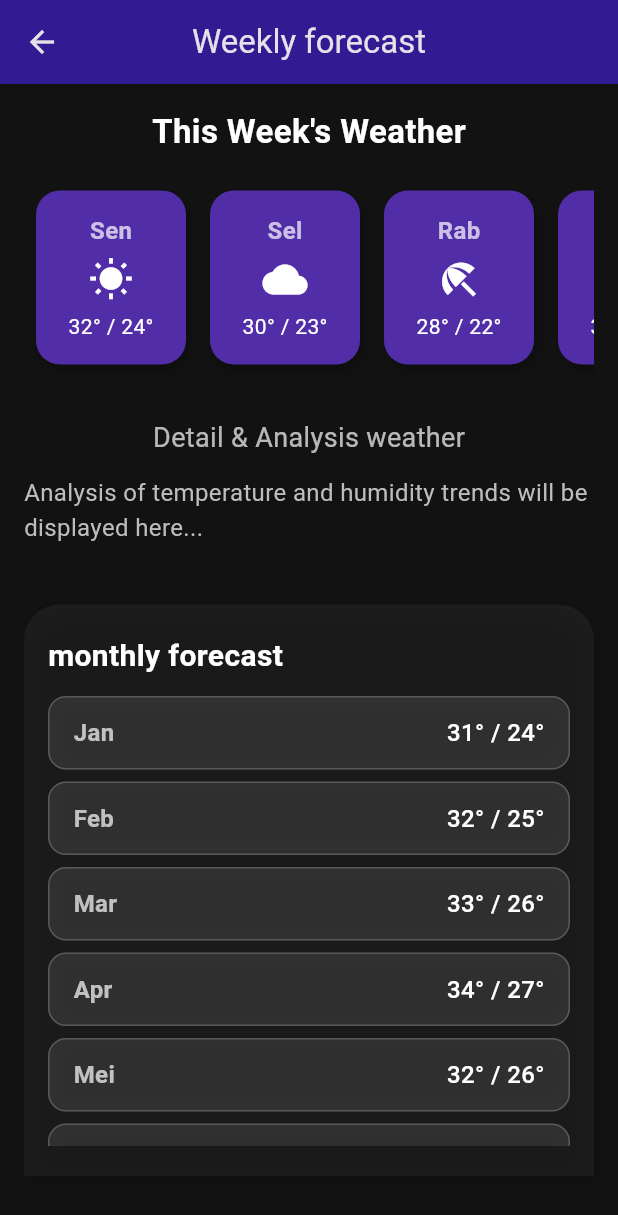
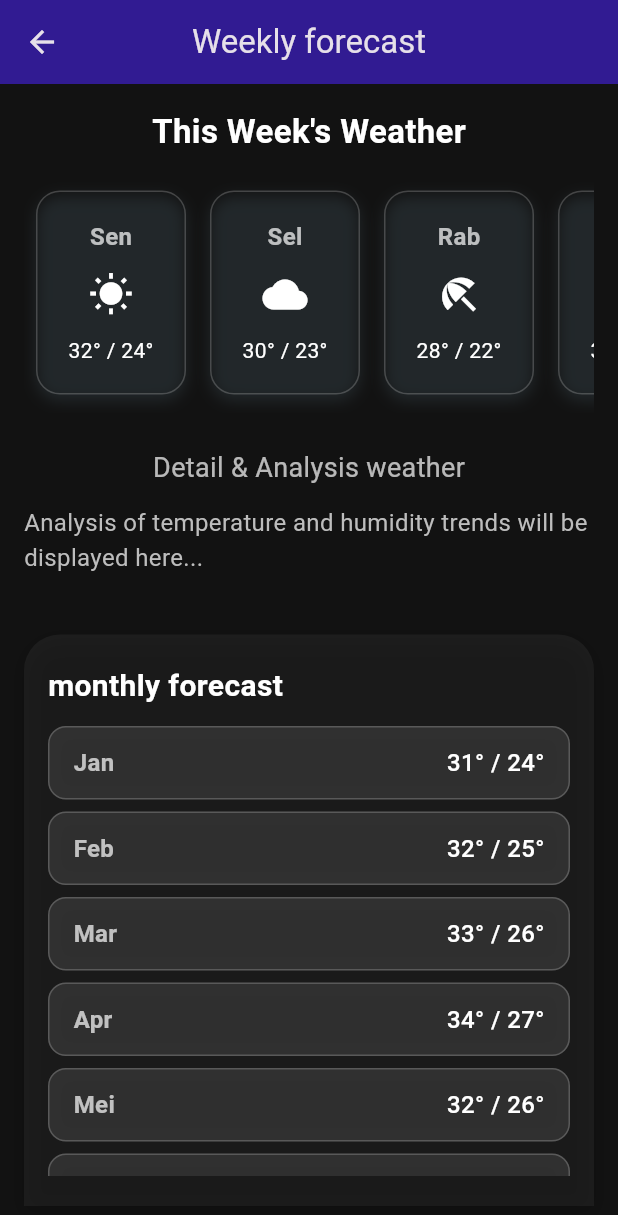
Before and after one commit to wahyualif23014/WeatherAPP, a Flutter app: the ForecastScreen screen opened by its route, on a phone screen of 412 x 824 dp. Shown: the top 1215 px of the screen. Run offline on Flutter 3.47's test engine with Material 3 defaults, Android fonts, the phone set to English and light mode, and no system bars.

Commit message:
new glassmorpishm weekley forcasst

```diff
--- a/lib/widget/weekly_forecast_list.dart
+++ b/lib/widget/weekly_forecast_list.dart
@@ -1,5 +1,6 @@
 // widgets/weekly_forecast_list.dart
 import 'package:flutter/material.dart';
+import 'dart:ui';
 
 class WeeklyForecastList extends StatelessWidget {
   const WeeklyForecastList({super.key});
@@ -17,32 +18,80 @@ class WeeklyForecastList extends StatelessWidget {
     ];
 
     return SizedBox(
-      height: 140,
+      height: 160,
       child: ListView.builder(
         scrollDirection: Axis.horizontal,
         itemCount: forecastData.length,
         itemBuilder: (context, index) {
           final data = forecastData[index];
-          return Container(
+          return Padding(
+            padding: const EdgeInsets.symmetric(horizontal: 8, vertical: 12),
+            child: ForecastItem(data: data),
+          );
+        },
+      ),
+    );
+  }
+}
+class ForecastItem extends StatefulWidget{
+  final Map<String, dynamic> data;
+
+  const ForecastItem({super.key, required this.data});
+  @override
+  State<ForecastItem> createState() => _ForecastItemState();
+}
+class _ForecastItemState extends State<ForecastItem>{
+  double _scale =1.0;
+  bool _ispressed = false;
+
+  void _onTapDown(TapDownDetails details) {
+    setState(() {
+      _ispressed = true;
+      _scale = 0.9;
+    });
+  }
+   void _onTapUp(TapUpDetails details) {
+    setState(() {
+      _ispressed = false;
+      _scale = 1.0;
+    });
+  }
+  void _onTapCancel() {
+    setState(() {
+      _ispressed = false;
+      _scale = 1.0;
+    });
+  }
+  @override
+  Widget build(BuildContext context) {
+    return GestureDetector(
+      onTapDown: _onTapDown,
+      onTapUp: _onTapUp,
+      onTapCancel: _onTapCancel,
+      child: Transform.scale(
+        scale: _scale,
+        child: AnimatedContainer(
+          duration: const Duration(milliseconds: 200),
           width: 100,
-            margin: const EdgeInsets.symmetric(horizontal: 8, vertical: 12),
-            padding: const EdgeInsets.all(12),
           decoration: BoxDecoration(
-              color: Colors.deepPurple[700],
+            color: Colors.white.withOpacity(0.1),
             borderRadius: BorderRadius.circular(16),
+            border: Border.all(color: Colors.white.withOpacity(0.2)),
             boxShadow: [
               BoxShadow(
-                  color: Colors.black26,
-                  blurRadius: 6,
-                  offset: Offset(2, 4),
+                color: Colors.blueGrey.withOpacity(0.2),
+                blurRadius: 8,
+                offset: const Offset(0, 4),
+              )
+            ],
+            backgroundBlendMode: BlendMode.multiply,
           ),
-              ],
-            ),
+          padding: const EdgeInsets.all(12),
           child: Column(
             mainAxisAlignment: MainAxisAlignment.spaceAround,
             children: [
               Text(
-                  data["day"],
+                widget.data["day"],
                 style: const TextStyle(
                   fontSize: 16,
                   color: Colors.white70,
@@ -50,12 +99,12 @@ class WeeklyForecastList extends StatelessWidget {
                 ),
               ),
               Icon(
-                  data["icon"],
+                widget.data["icon"],
                 color: Colors.white,
                 size: 30,
               ),
               Text(
-                  "${data["max"]}° / ${data["min"]}°",
+                "${widget.data["max"]}° / ${widget.data["min"]}°",
                 style: const TextStyle(
                   fontSize: 14,
                   color: Colors.white,
@@ -63,8 +112,7 @@ class WeeklyForecastList extends StatelessWidget {
               ),
             ],
           ),
-          );
-        },
+        ),
       ),
     );
   }
```
Lines whose indentation alone changed are shown as unchanged.
